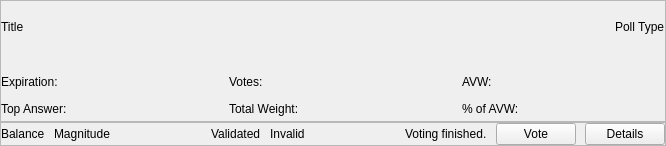
This is src/qt/forms/voting/pollcard.ui in gridcoin-community/Gridcoin-Research as Qt 5 draws it before an edit. The edited form follows.
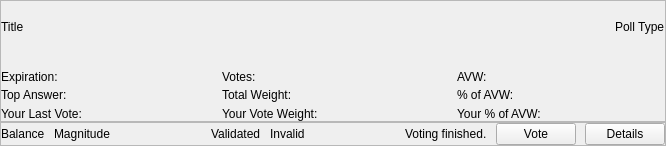
This is the edited form.

Commit message: Implement information for wallet holder's votes on poll info cards

What changed in the file:
```diff
--- a/src/qt/forms/voting/pollcard.ui
+++ b/src/qt/forms/voting/pollcard.ui
@@ -184,8 +184,43 @@
           </property>
          </widget>
         </item>
-        <item row="1" column="5">
-         <widget class="QLabel" name="votePercentAVWLabel">
+        <item row="2" column="1">
+         <widget class="QLabel" name="myLastVoteAnswerLabel">
+          <property name="text">
+           <string/>
+          </property>
+         </widget>
+        </item>
+        <item row="2" column="0">
+         <widget class="QLabel" name="myLastVoteAnswerTextLabel">
+          <property name="text">
+           <string>Your Last Vote:</string>
+          </property>
+         </widget>
+        </item>
+        <item row="2" column="2">
+         <widget class="QLabel" name="myVoteWeightTextLabel">
+          <property name="text">
+           <string>Your Vote Weight:</string>
+          </property>
+         </widget>
+        </item>
+        <item row="2" column="3">
+         <widget class="QLabel" name="myVoteWeightLabel">
+          <property name="text">
+           <string/>
+          </property>
+         </widget>
+        </item>
+        <item row="2" column="4">
+         <widget class="QLabel" name="myPercentAVWTextLabel">
+          <property name="text">
+           <string>Your % of AVW:</string>
+          </property>
+         </widget>
+        </item>
+        <item row="2" column="5">
+         <widget class="QLabel" name="myPercentAVWLabel">
           <property name="text">
            <string/>
           </property>
```
Left out of the diff: 85 changed lines with no effect on the pictures. The commit also changes 5 other files.
